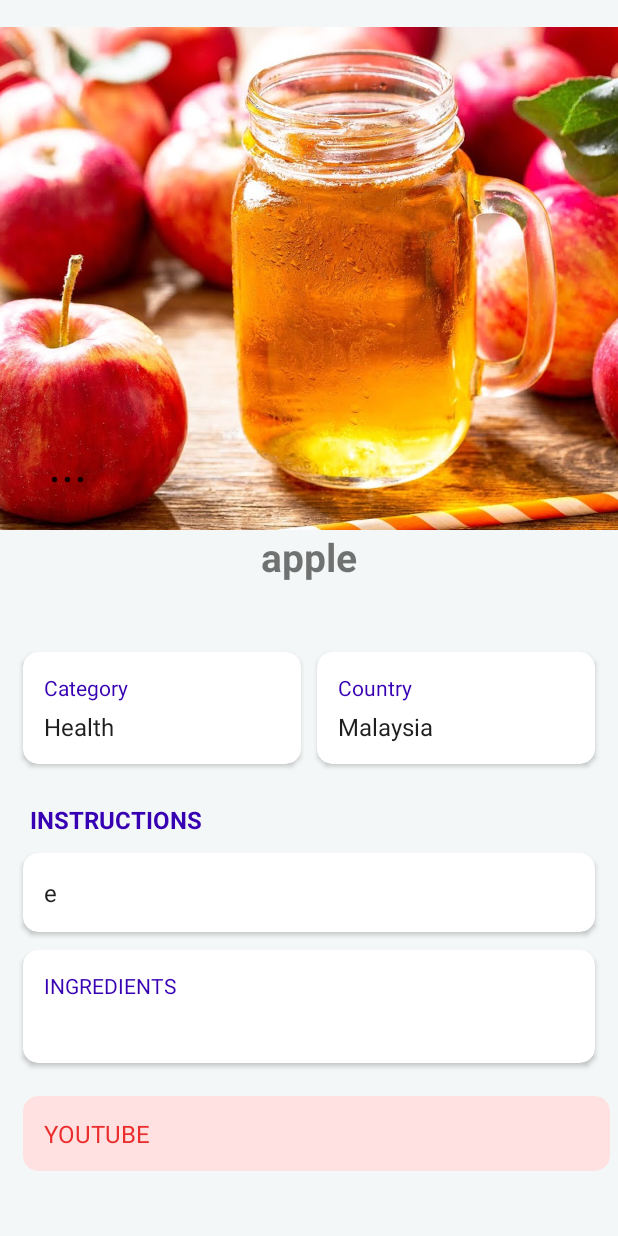
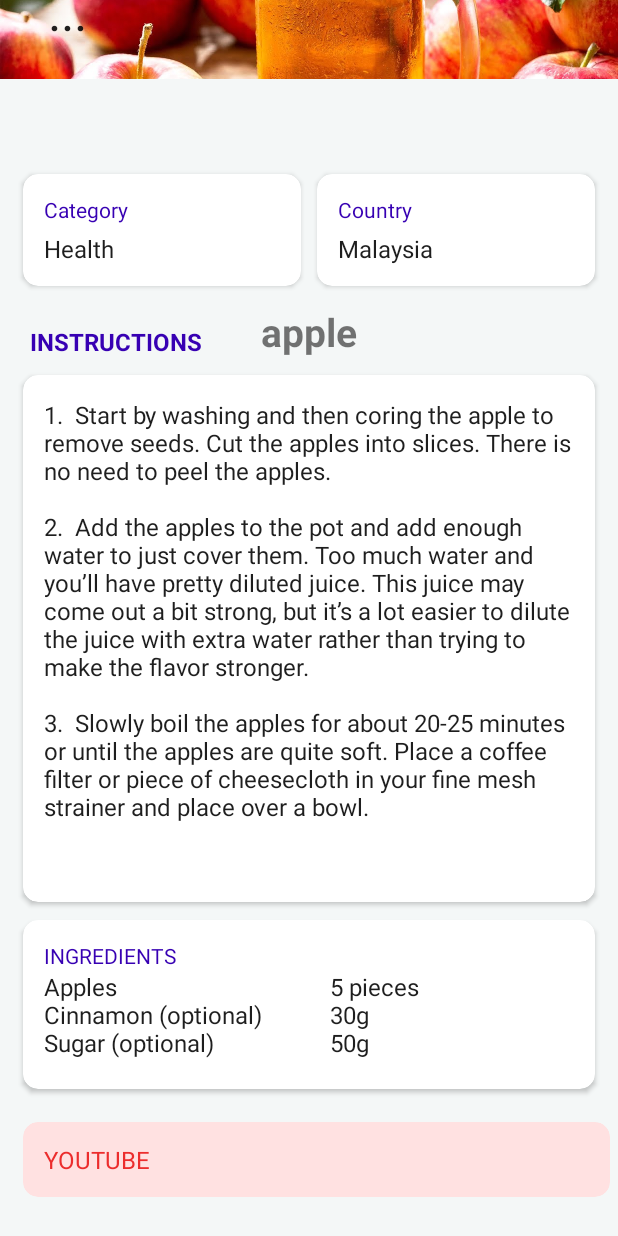
Before and after one commit to MiaoOAO/MobileAppFinalProject, an Android app: the juicePage screen opened directly, with no data from a screen before it, after a tap on "apple", on a phone screen of 412 x 824 dp. Run offline under Robolectric (Android 15) with nearby library versions, the phone set to English and light mode, and no system bars.

Commit message:
update (instruction, ingredient,measure) display in contentpage(4/3/2021)

```diff
--- a/app/src/main/AndroidManifest.xml
+++ b/app/src/main/AndroidManifest.xml
@@ -23,9 +23,10 @@
             </intent-filter>
         </activity>
 
+
        <meta-data
             android:name="preloaded_fonts"
-            android:resource="@array/preloaded_fonts" />-->
+            android:resource="@array/preloaded_fonts" />
     </application>
 
 </manifest>
--- a/app/src/main/java/com/ebookfrenzy/finalproject1/MyAdapterCoffee.java
+++ b/app/src/main/java/com/ebookfrenzy/finalproject1/MyAdapterCoffee.java
@@ -103,9 +103,9 @@ public class MyAdapterCoffee extends RecyclerView.Adapter<MyAdapterCoffee.MyView
             coffee_cardView = itemView.findViewById(R.id.coffee_cardView);
             coffee_category = itemView.findViewById(R.id.coffee_category);
             coffee_country = itemView.findViewById(R.id.coffee_country);
-            //coffee_instructions = itemView.findViewById(R.id.coffee_instructions);
-            //coffee_ingredient = itemView.findViewById(R.id.ingredient);
-            //coffee_measure = itemView.findViewById(R.id.measure);
+            coffee_instructions = itemView.findViewById(R.id.coffee_instrunctions);
+            coffee_ingredient = itemView.findViewById(R.id.coffee_ingredient);
+            coffee_measure = itemView.findViewById(R.id.coffee_measure);
             coffee_favBtn = itemView.findViewById(R.id.coffee_favor);
 
 
--- a/app/src/main/java/com/ebookfrenzy/finalproject1/MyAdapterFruit.java
+++ b/app/src/main/java/com/ebookfrenzy/finalproject1/MyAdapterFruit.java
@@ -107,9 +107,9 @@ public class MyAdapterFruit extends RecyclerView.Adapter<MyAdapterFruit.MyViewHo
             fruit_cardView = itemView.findViewById(R.id.fruit_cardView);
             fruit_category = itemView.findViewById(R.id.fruit_category);
             fruit_country = itemView.findViewById(R.id.fruit_country);
-            //fruit_instructions = itemView.findViewById(R.id.fruit_instructions);
-            //fruit_ingredient = itemView.findViewById(R.id.fruit_ingredient);
-            //fruit_measure = itemView.findViewById(R.id.fruit_measure);
+            fruit_instructions = itemView.findViewById(R.id.fruit_instructions);
+            fruit_ingredient = itemView.findViewById(R.id.fruit_ingredient);
+            fruit_measure = itemView.findViewById(R.id.fruit_measure);
             fruit_favBtn = itemView.findViewById(R.id.fruit_favor);
 
             fruit_favBtn.setOnClickListener(new View.OnClickListener() {
--- a/app/src/main/java/com/ebookfrenzy/finalproject1/coffeeFavDB.java
+++ b/app/src/main/java/com/ebookfrenzy/finalproject1/coffeeFavDB.java
@@ -25,7 +25,7 @@ public class coffeeFavDB extends SQLiteOpenHelper {
 
     private static String CREATE_TABLE = "CREATE TABLE " + TABLE_NAME + "("
             + KEY_ID + " TEXT," + ITEM_TITLE + " TEXT,"
-            + ITEM_IMAGE + " TEXT," + FAVORITE_STATUS + " TEXT, " + ITEM_CATEGORY + " TEXT," + ITEM_COUNTRY + " TEXT" + ITEM_INSTRUCTION + " TEXT," + ITEM_INGREDIENT
+            + ITEM_IMAGE + " TEXT," + FAVORITE_STATUS + " TEXT, " + ITEM_CATEGORY + " TEXT," + ITEM_COUNTRY + " TEXT," + ITEM_INSTRUCTION + " TEXT," + ITEM_INGREDIENT
             + " TEXT, " + ITEM_MEASURE + " TEXT)";
 
     public coffeeFavDB(Context context){
--- a/app/src/main/java/com/ebookfrenzy/finalproject1/juicePage.java
+++ b/app/src/main/java/com/ebookfrenzy/finalproject1/juicePage.java
@@ -43,7 +43,15 @@ public class juicePage extends AppCompatActivity{
         setContentView(R.layout.activity_juice_page);
 
         juiceItems = new ArrayList<>();
-        juiceItems.add(new juiceItem(R.drawable.apple, "apple", "0", "0","Health","Malaysia","e","",""));
+        juiceItems.add(new juiceItem(R.drawable.apple, "apple", "0", "0","Health","Malaysia","1.  " +
+                "Start by washing and then coring the apple to remove seeds. Cut the apples into slices. There is no need to peel the apples.\n\n" +
+                "2.  " +
+                "Add the apples to the pot and add enough water to just cover them. Too much water and you’ll have pretty diluted juice. This juice may come out a bit strong, but it’s a lot easier to dilute the juice with extra water rather than trying to make the flavor stronger.\n\n" +
+                "3.  " +
+                "Slowly boil the apples for about 20-25 minutes or until the apples are quite soft. Place a coffee filter or piece of cheesecloth in your fine mesh strainer and place over a bowl.\n\n"
+                ,"Apples\n" +
+                "Cinnamon (optional)\n" +
+                "Sugar (optional)","5 pieces \n30g \n50g"));
         juiceItems.add(new juiceItem(R.drawable.watermelon, "watermelon", "1", "0","Health","Japan","","",""));
         juiceItems.add(new juiceItem(R.drawable.carrot, "carrot", "2", "0","Health","Taiwan","","",""));
 
```
Also changed, not shown: app/src/main/java/com/ebookfrenzy/finalproject1/FavAdapter.java (+10 -2 lines), app/src/main/res/layout/coffee_my_row.xml (+18 -0 lines), app/src/main/res/layout/juice_fav_item.xml (+18 -0 lines), app/src/main/res/layout/my_row.xml (+18 -0 lines).
